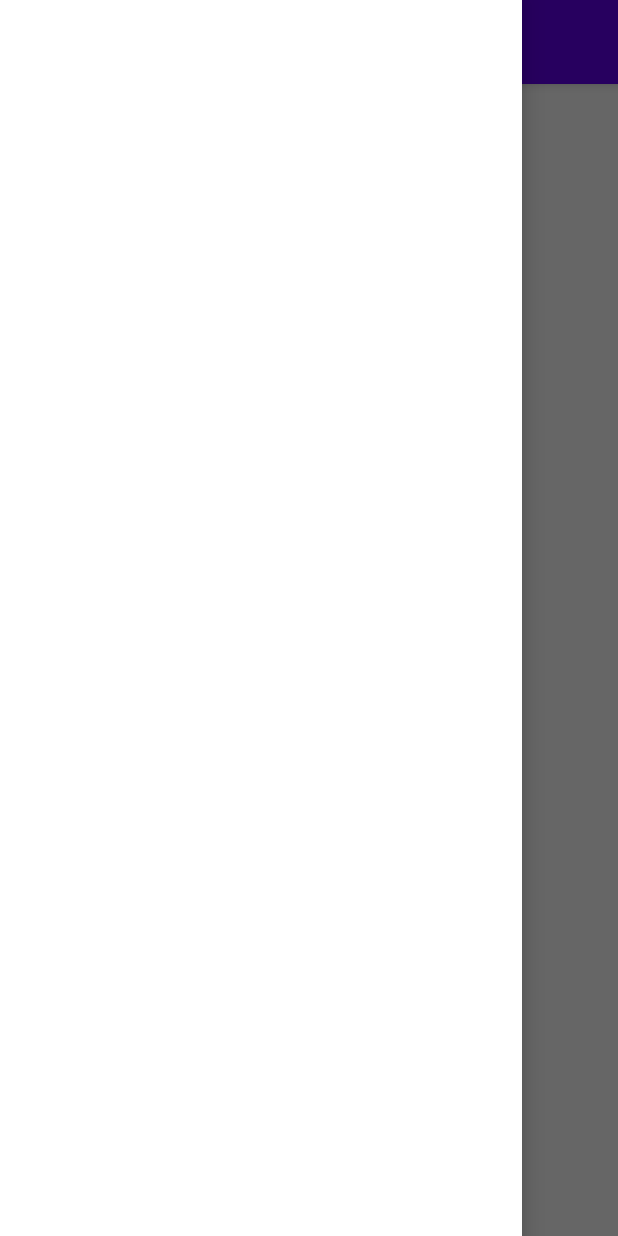
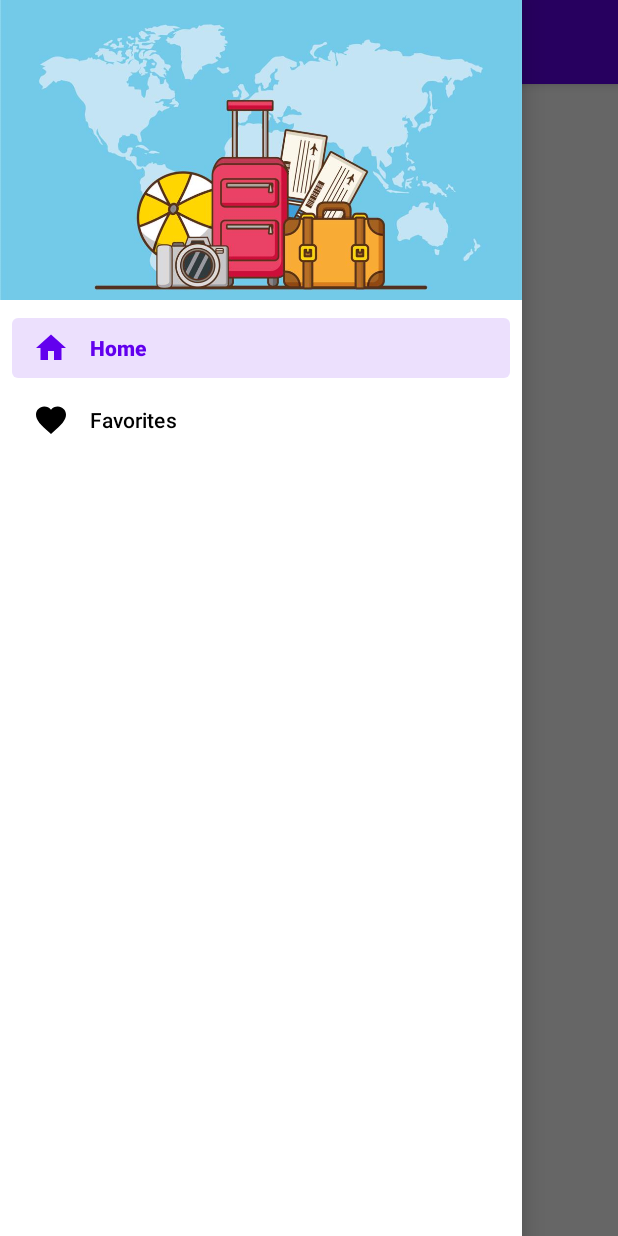
Before and after one commit to glenchiridza/OnTour, an Android app: the screen it shows after launch (MainActivity), with the side drawer open, on a phone screen of 412 x 824 dp. Run offline under Robolectric (Android 15) with nearby library versions, the phone set to English and light mode, and no system bars; our stand-ins replace navigation-ui.

```diff
--- a/app/src/main/java/com/glencconnnect/onatour/MainActivity.kt
+++ b/app/src/main/java/com/glencconnnect/onatour/MainActivity.kt
@@ -2,16 +2,22 @@ package com.glencconnnect.onatour
 
 import androidx.appcompat.app.AppCompatActivity
 import android.os.Bundle
+import androidx.drawerlayout.widget.DrawerLayout
 import androidx.navigation.NavController
 import androidx.navigation.fragment.NavHostFragment
+import androidx.navigation.ui.AppBarConfiguration
+import androidx.navigation.ui.setupWithNavController
 import com.glencconnnect.onatour.R
 import com.google.android.material.appbar.MaterialToolbar
+import com.google.android.material.navigation.NavigationView
 
 
 class MainActivity : AppCompatActivity() {
 
     private lateinit var toolbar        : MaterialToolbar
     private lateinit var navController  : NavController
+    private lateinit var navigationView : NavigationView
+    private lateinit var draweLayout    : DrawerLayout
 
     override fun onCreate(savedInstanceState: Bundle?) {
         super.onCreate(savedInstanceState)
@@ -19,9 +25,21 @@ class MainActivity : AppCompatActivity() {
 
         // Initialize Views
         toolbar         = findViewById(R.id.activity_main_toolbar)
+        navigationView         = findViewById(R.id.nav_view)
+        draweLayout         = findViewById(R.id.drawer_layout)
 
         // Get NavHostFragment and NavController
         val navHostFrag = supportFragmentManager.findFragmentById(R.id.nav_host_frag) as NavHostFragment
         navController   = navHostFrag.navController
+
+        //app bar cconfig connet drawelayout wit nav component
+        val appBarConfiguration = AppBarConfiguration(navController.graph, draweLayout)
+
+        // connect toolbar with navigation controller
+        toolbar.setupWithNavController(navController,appBarConfiguration)
+
+        //connect navigation view with nav controller
+        navigationView.setupWithNavController(navController)
+
     }
 }
--- a/app/src/main/res/layout/activity_main.xml
+++ b/app/src/main/res/layout/activity_main.xml
@@ -40,6 +40,8 @@
         android:id="@+id/nav_view"
         android:layout_width="match_parent"
         android:layout_height="match_parent"
-        android:layout_gravity="start"/>
+        android:layout_gravity="start"
+        app:headerLayout="@layout/nav_header"
+        app:menu="@menu/activity_main_drawer_items"/>
 
 </androidx.drawerlayout.widget.DrawerLayout>
--- a/app/src/main/res/values-night/themes.xml
+++ b/app/src/main/res/values-night/themes.xml
@@ -12,5 +12,6 @@
         <!-- Status bar color. -->
         <item name="android:statusBarColor" tools:targetApi="l">?attr/colorPrimaryVariant</item>
         <!-- Customize your theme here. -->
+        <item name="android:windowTranslucentStatus">true</item>
     </style>
 </resources>
--- a/app/src/main/res/values/themes.xml
+++ b/app/src/main/res/values/themes.xml
@@ -12,5 +12,7 @@
         <!-- Status bar color. -->
         <item name="android:statusBarColor" tools:targetApi="l">?attr/colorPrimaryVariant</item>
         <!-- Customize your theme here. -->
+        <item name="android:windowTranslucentStatus">true</item>
+
     </style>
 </resources>
```
